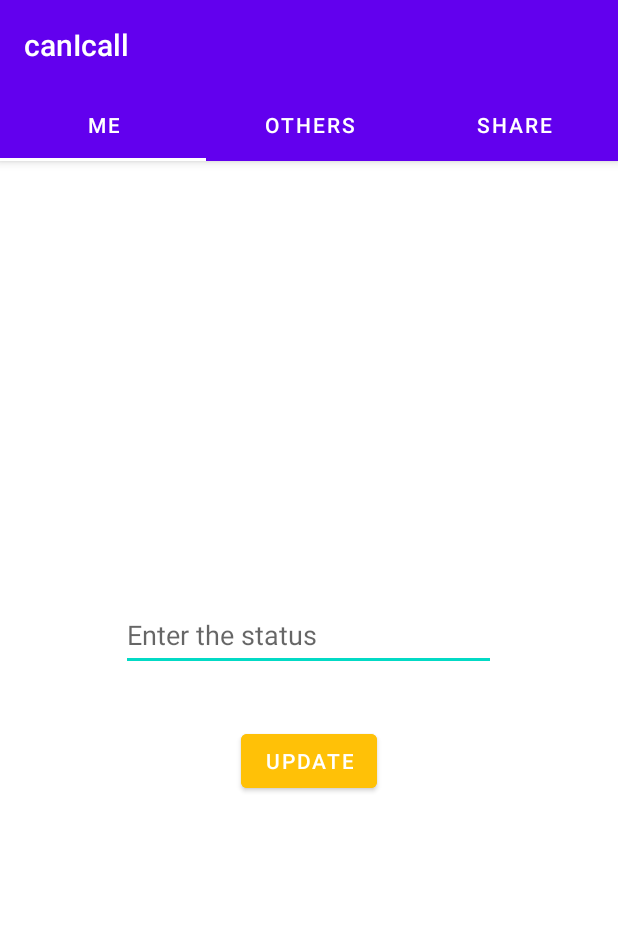
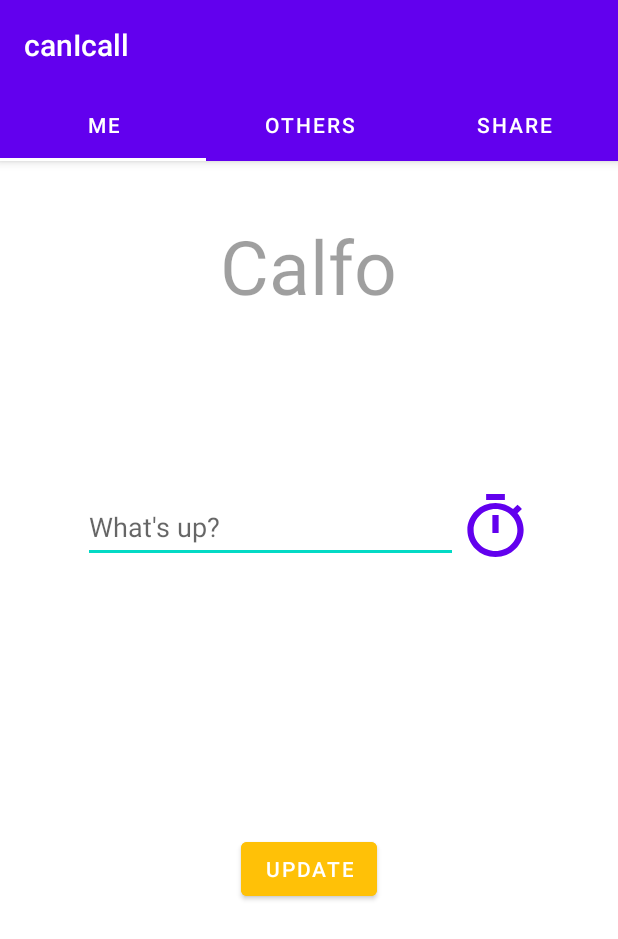
Before and after one commit to JAIVIGNESH2002/Calfo, an Android app: the MainActivity screen opened directly, with no data from a screen before it, on a phone screen of 412 x 824 dp. Shown: the top 939 px of the screen. Run offline under Robolectric (Android 15) with nearby library versions, the phone set to English and light mode, and no system bars; our stand-ins replace Firebase (no records; nobody signed in at launch, a user with empty details on screens opened directly).

Commit message:
recent commit

```diff
--- a/app/src/main/AndroidManifest.xml
+++ b/app/src/main/AndroidManifest.xml
@@ -9,7 +9,7 @@
 
     <application
         android:allowBackup="true"
-        android:icon="@mipmap/ic_launcher"
+        android:icon="@drawable/c2"
         android:label="@string/app_name"
         android:roundIcon="@mipmap/ic_launcher_round"
         android:supportsRtl="true"
--- a/app/src/main/java/com/example/canicall/MainActivity.java
+++ b/app/src/main/java/com/example/canicall/MainActivity.java
@@ -1,5 +1,6 @@
 package com.example.canicall;
 
+import android.app.TimePickerDialog;
 import android.content.Intent;
 import android.content.SharedPreferences;
 import android.os.Bundle;
@@ -21,6 +22,8 @@ import android.view.MenuInflater;
 import android.view.MenuItem;
 import android.view.View;
 import android.widget.SearchView;
+import android.widget.TimePicker;
+import android.widget.Toast;
 
 import com.example.canicall.ui.main.SectionsPagerAdapter;
 import com.example.canicall.databinding.ActivityMainBinding;
@@ -33,7 +36,7 @@ import com.google.firebase.database.ValueEventListener;
 import java.util.ArrayList;
 import java.util.List;
 
-public class MainActivity extends AppCompatActivity {
+public class MainActivity extends AppCompatActivity implements TimePickerDialog.OnTimeSetListener {
 
     private ActivityMainBinding binding;
 
@@ -83,4 +86,9 @@ public class MainActivity extends AppCompatActivity {
         });
         return super.onCreateOptionsMenu(menu);
     }
+
+    @Override
+    public void onTimeSet(TimePicker timePicker, int i, int i1) {
+        Toast.makeText(getApplicationContext(),i+":"+i1,Toast.LENGTH_SHORT).show();
+    }
 }
--- a/app/src/main/java/com/example/canicall/ui/main/fragOne.java
+++ b/app/src/main/java/com/example/canicall/ui/main/fragOne.java
@@ -2,6 +2,7 @@ package com.example.canicall.ui.main;
 
 import static android.content.Context.MODE_PRIVATE;
 
+import android.app.TimePickerDialog;
 import android.content.Context;
 import android.content.Intent;
 import android.content.SharedPreferences;
@@ -12,20 +13,24 @@ import android.view.ViewGroup;
 import android.widget.Button;
 import android.widget.EditText;
 import android.widget.TextView;
+import android.widget.Toast;
 
 import androidx.annotation.NonNull;
 import androidx.annotation.Nullable;
+import androidx.fragment.app.DialogFragment;
 import androidx.fragment.app.Fragment;
 
 import com.example.canicall.R;
+import com.example.canicall.TimePicker;
 import com.example.canicall.getDet;
 import com.google.firebase.database.FirebaseDatabase;
 
-public class fragOne extends Fragment {
+public class fragOne extends Fragment{
     private TextView numView;
     private String userNumber;
     private EditText status;
     private Button stsUpdateBt;
+    private Button tPick;
 
     String userNumFromPref;
     String userNameFromPref;
@@ -62,5 +67,15 @@ public class fragOne extends Fragment {
                 FirebaseDatabase.getInstance().getReference().child(userNumFromPref).child("status").setValue(stats);
             }
         });
+        tPick = getActivity().findViewById(R.id.timePickBtn);
+        tPick.setOnClickListener(new View.OnClickListener() {
+            @Override
+            public void onClick(View view) {
+                DialogFragment timePick = new TimePicker();
+                timePick.show(getActivity().getSupportFragmentManager(),"Pick a time");
+
+            }
+        });
     }
+
 }
--- /dev/null
+++ b/app/src/main/res/drawable/ic_cantcall.xml
@@ -0,0 +1,5 @@
+<vector android:height="24dp" android:tint="#E60D0D"
+    android:viewportHeight="24" android:viewportWidth="24"
+    android:width="24dp" xmlns:android="http://schemas.android.com/apk/res/android">
+    <path android:fillColor="@android:color/white" android:pathData="M20.01,15.38c-1.23,0 -2.42,-0.2 -3.53,-0.56 -0.35,-0.12 -0.74,-0.03 -1.01,0.24l-1.57,1.97c-2.83,-1.35 -5.48,-3.9 -6.89,-6.83l1.95,-1.66c0.27,-0.28 0.35,-0.67 0.24,-1.02 -0.37,-1.11 -0.56,-2.3 -0.56,-3.53 0,-0.54 -0.45,-0.99 -0.99,-0.99H4.19C3.65,3 3,3.24 3,3.99 3,13.28 10.73,21 20.01,21c0.71,0 0.99,-0.63 0.99,-1.18v-3.45c0,-0.54 -0.45,-0.99 -0.99,-0.99z"/>
+</vector>
--- /dev/null
+++ b/app/src/main/res/drawable/ic_timer.xml
@@ -0,0 +1,10 @@
+<vector xmlns:android="http://schemas.android.com/apk/res/android"
+    android:width="24dp"
+    android:height="24dp"
+    android:viewportWidth="24"
+    android:viewportHeight="24"
+    android:tint="?attr/colorControlNormal">
+  <path
+      android:fillColor="@android:color/white"
+      android:pathData="M15,1L9,1v2h6L15,1zM11,14h2L13,8h-2v6zM19.03,7.39l1.42,-1.42c-0.43,-0.51 -0.9,-0.99 -1.41,-1.41l-1.42,1.42C16.07,4.74 14.12,4 12,4c-4.97,0 -9,4.03 -9,9s4.02,9 9,9 9,-4.03 9,-9c0,-2.12 -0.74,-4.07 -1.97,-5.61zM12,20c-3.87,0 -7,-3.13 -7,-7s3.13,-7 7,-7 7,3.13 7,7 -3.13,7 -7,7z"/>
+</vector>
--- a/app/src/main/res/layout/frag_one.xml
+++ b/app/src/main/res/layout/frag_one.xml
@@ -5,27 +5,53 @@
     android:layout_width="match_parent"
     android:layout_height="match_parent">
 
+
+    <TextView
+        android:layout_width="wrap_content"
+        android:layout_height="wrap_content"
+        android:alpha="0.7"
+        android:text="Calfo"
+        android:textSize="50sp"
+        app:layout_constraintBottom_toBottomOf="parent"
+        app:layout_constraintEnd_toEndOf="parent"
+        app:layout_constraintHorizontal_bias="0.498"
+        app:layout_constraintStart_toStartOf="parent"
+        app:layout_constraintTop_toTopOf="parent"
+        app:layout_constraintVertical_bias="0.055" />
+
     <EditText
         android:id="@+id/customStatus"
         android:layout_width="250dp"
         android:layout_height="wrap_content"
-        android:layout_marginTop="292dp"
-        android:hint="Enter the status"
+        android:layout_marginTop="220dp"
+        android:hint="What's up?"
         android:minHeight="48dp"
         app:layout_constraintEnd_toEndOf="parent"
-        app:layout_constraintHorizontal_bias="0.496"
+        app:layout_constraintHorizontal_bias="0.341"
         app:layout_constraintStart_toStartOf="parent"
         app:layout_constraintTop_toTopOf="parent" />
+
+    <Button
+        android:id="@+id/timePickBtn"
+        android:layout_width="50dp"
+        android:layout_height="wrap_content"
+        android:background="@drawable/ic_timer"
+        app:layout_constraintBottom_toBottomOf="@+id/customStatus"
+        app:layout_constraintStart_toEndOf="@+id/customStatus"
+        app:layout_constraintTop_toTopOf="@+id/customStatus"
+        app:layout_constraintVertical_bias="0.0"
+        tools:ignore="SpeakableTextPresentCheck" />
 
     <Button
         android:id="@+id/stsUptBtn"
         android:layout_width="wrap_content"
         android:layout_height="wrap_content"
-        android:layout_marginTop="36dp"
+        android:layout_marginTop="180dp"
         android:backgroundTint="#FFC107"
         android:text="update"
-        app:layout_constraintEnd_toEndOf="@+id/customStatus"
-        app:layout_constraintHorizontal_bias="0.503"
+        app:layout_constraintEnd_toEndOf="@+id/timePickBtn"
+        app:layout_constraintHorizontal_bias="0.502"
         app:layout_constraintStart_toStartOf="@+id/customStatus"
         app:layout_constraintTop_toBottomOf="@+id/customStatus" />
+
 </androidx.constraintlayout.widget.ConstraintLayout>
```
Also changed, not shown: app/src/main/java/com/example/canicall/TimePicker.java (added, +24 -0 lines), app/src/main/java/com/example/canicall/ui/main/fragTwo.java (+13 -5 lines), app/src/main/res/drawable-v24/c2.png (added), app/src/main/res/drawable-v24/cgo.png (added).
